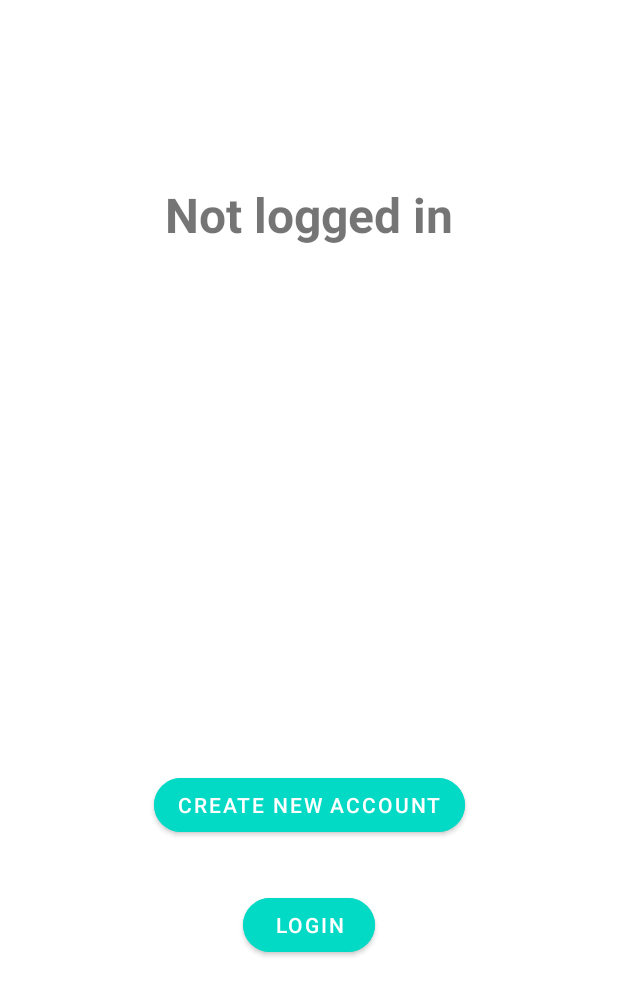
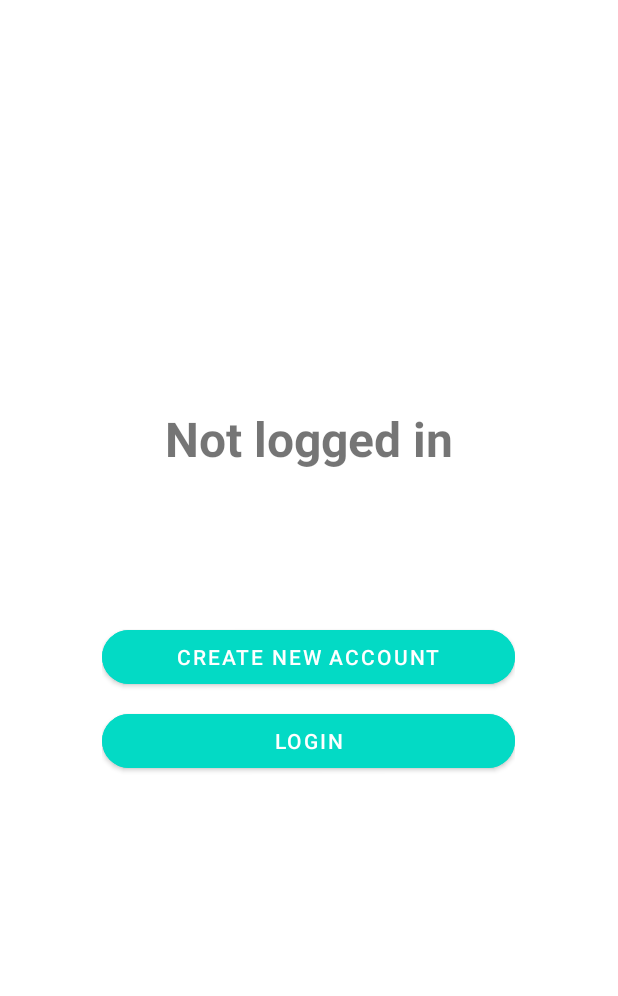
Before and after one commit to carrot2803/android-notes-client, an Android app: the UserInfoFragment screen opened through its navigation route, on a phone screen of 412 x 824 dp. Shown: the top 996 px of the screen. Run offline under Robolectric (Android 15) with nearby library versions, the phone set to English and light mode, and no system bars; our stand-ins replace Dagger/Hilt's generated code.

Commit message:
UI rewrite

```diff
--- a/app/src/main/java/com/carrot/noteapp/data/remote/models/User.kt
+++ b/app/src/main/java/com/carrot/noteapp/data/remote/models/User.kt
@@ -1,7 +1,7 @@
 package com.carrot.noteapp.data.remote.models
 
-data class User (
-    val name: String? = null,
+data class User(
     val email: String,
     val password: String,
+    val name: String? = null,
 )
--- a/app/src/main/java/com/carrot/noteapp/repository/NoteRepoImpl.kt
+++ b/app/src/main/java/com/carrot/noteapp/repository/NoteRepoImpl.kt
@@ -165,7 +165,7 @@ class NoteRepoImpl @Inject constructor(val noteAPI: NoteAPI, val noteDao: NoteDa
             val username = sessionManager.getCurrentUserName()
             if (email == null || username == null)
                 Result.Error<User>("User not Logged In")
-            Result.Success(User(username, email!!, ""))
+            Result.Success(User(email!!, "", username))
         } catch (e: Exception) {
             e.printStackTrace()
             Result.Error(e.message ?: "Unexpected Error")
--- a/app/src/main/java/com/carrot/noteapp/ui/account/LoginFragment.kt
+++ b/app/src/main/java/com/carrot/noteapp/ui/account/LoginFragment.kt
@@ -30,11 +30,10 @@ class LoginFragment : Fragment(R.layout.fragment_login) {
         subscribeToLoginEvents()
 
         binding?.loginBtn?.setOnClickListener {
-            val name = binding!!.nameEditTxt.text.toString()
             val email = binding!!.emailEditTxt.text.toString()
             val password = binding!!.passwordEditTxt.text.toString()
 
-            userViewModel.loginUser(name, email, password)
+            userViewModel.loginUser(email, password)
         }
     }
 
--- a/app/src/main/java/com/carrot/noteapp/ui/account/UserViewModel.kt
+++ b/app/src/main/java/com/carrot/noteapp/ui/account/UserViewModel.kt
@@ -46,10 +46,10 @@ class UserViewModel @Inject constructor(val noteRepo: NoteRepo) : ViewModel() {
         _loginState.emit(noteRepo.login(newUser))
     }
 
-    fun loginUser(name: String, email: String, password: String) = viewModelScope.launch {
+    fun loginUser(email: String, password: String) = viewModelScope.launch {
         _loginState.emit(Result.Loading())
 
-        if (name.isEmpty() || email.isEmpty() || password.isEmpty()) {
+        if (email.isEmpty() || password.isEmpty()) {
             _loginState.emit(Result.Error("Some Fields are empty"))
             return@launch
         }
@@ -64,7 +64,7 @@ class UserViewModel @Inject constructor(val noteRepo: NoteRepo) : ViewModel() {
             return@launch
         }
 
-        val newUser = User(name, email, password)
+        val newUser = User(email, password)
         _loginState.emit(noteRepo.login(newUser))
     }
 
--- a/app/src/main/res/layout/fragment_user_info.xml
+++ b/app/src/main/res/layout/fragment_user_info.xml
@@ -1,17 +1,15 @@
 <?xml version="1.0" encoding="utf-8"?>
-
 <androidx.swiperefreshlayout.widget.SwipeRefreshLayout
+	xmlns:android="http://schemas.android.com/apk/res/android"
+	xmlns:app="http://schemas.android.com/apk/res-auto"
+	xmlns:tools="http://schemas.android.com/tools"
 	android:id="@+id/userSwipeRefresh"
-    xmlns:android="http://schemas.android.com/apk/res/android"
 	android:layout_width="match_parent"
-    android:layout_height="match_parent"
-    xmlns:app="http://schemas.android.com/apk/res-auto">
-
+	android:layout_height="match_parent">
 
 	<androidx.constraintlayout.widget.ConstraintLayout
 		android:layout_width="match_parent"
 		android:layout_height="match_parent">
-
 
 		<TextView
 			android:id="@+id/userTxt"
@@ -20,80 +18,76 @@
 			android:text="@string/name"
 			android:textStyle="bold"
 			android:textSize="32sp"
+			app:layout_constraintStart_toStartOf="parent"
 			app:layout_constraintEnd_toEndOf="parent"
-            app:layout_constraintStart_toStartOf="parent"
-            app:layout_constraintBottom_toTopOf="@id/guideline4" />
+			app:layout_constraintTop_toTopOf="parent"
+			app:layout_constraintBottom_toTopOf="@id/userEmail"
+			app:layout_constraintVertical_chainStyle="packed"/>
 
 		<TextView
 			android:id="@+id/userEmail"
 			android:layout_width="wrap_content"
 			android:layout_height="wrap_content"
 			android:text="@string/email"
-            android:textSize="20sp"
+			android:textSize="32sp"
+			app:layout_constraintStart_toStartOf="parent"
 			app:layout_constraintEnd_toEndOf="parent"
+			app:layout_constraintTop_toBottomOf="@id/userTxt"
+			app:layout_constraintBottom_toTopOf="@id/buttonsGroup"
+			app:layout_constraintHorizontal_bias="0.49"/>
+
+		<LinearLayout
+			android:id="@+id/buttonsGroup"
+			android:layout_width="275dp"
+			android:layout_height="124dp"
+			android:orientation="vertical"
+			android:layout_marginTop="100dp"
+			android:layout_marginBottom="16dp"
+			app:layout_constraintTop_toBottomOf="@id/userEmail"
+			app:layout_constraintBottom_toBottomOf="parent"
 			app:layout_constraintStart_toStartOf="parent"
-            app:layout_constraintTop_toBottomOf="@id/guideline4" />
+			app:layout_constraintEnd_toEndOf="parent"
+			app:layout_constraintHorizontal_bias="0.496">
+
+			<com.google.android.material.button.MaterialButton
+				android:id="@+id/logoutBtn"
+				android:layout_width="match_parent"
+				android:layout_height="wrap_content"
+				android:layout_marginBottom="8dp"
+				android:backgroundTint="?attr/colorSecondary"
+				android:text="@string/logout"
+				android:visibility="gone"
+				app:cornerRadius="30dp"/>
 
 			<com.google.android.material.button.MaterialButton
 				android:id="@+id/createAccountBtn"
-            android:layout_width="wrap_content"
+				android:layout_width="match_parent"
 				android:layout_height="wrap_content"
-            android:layout_margin="16dp"
+				android:layout_marginBottom="8dp"
 				android:backgroundTint="?attr/colorSecondary"
 				android:text="@string/create_new_account"
-            app:cornerRadius="30dp"
-            app:layout_constraintBottom_toTopOf="@id/guideline5"
-            app:layout_constraintEnd_toEndOf="parent"
-            app:layout_constraintStart_toStartOf="parent" />
+				app:cornerRadius="30dp"/>
 
 			<com.google.android.material.button.MaterialButton
 				android:id="@+id/loginBtn"
-            android:layout_width="wrap_content"
+				android:layout_width="match_parent"
 				android:layout_height="wrap_content"
-            android:layout_margin="16dp"
+				android:layout_marginBottom="8dp"
 				android:backgroundTint="?attr/colorSecondary"
 				android:text="@string/login"
-            app:cornerRadius="30dp"
-            app:layout_constraintTop_toBottomOf="@id/guideline5"
-            app:layout_constraintEnd_toEndOf="parent"
-            app:layout_constraintStart_toStartOf="parent" />
+				app:cornerRadius="30dp"/>
 
-        <com.google.android.material.button.MaterialButton
-            android:id="@+id/logoutBtn"
-            android:layout_width="wrap_content"
-            android:layout_height="wrap_content"
-            android:backgroundTint="?attr/colorSecondary"
-            android:text="@string/logout"
-            android:visibility="gone"
-            app:cornerRadius="30dp"
-            app:layout_constraintBottom_toTopOf="@id/guideline5"
-            app:layout_constraintEnd_toEndOf="parent"
-            app:layout_constraintStart_toStartOf="parent" />
+		</LinearLayout>
 
 		<ProgressBar
 			android:id="@+id/userProgressBar"
 			android:layout_width="wrap_content"
 			android:layout_height="wrap_content"
 			android:visibility="gone"
-            app:layout_constraintBottom_toBottomOf="parent"
-            app:layout_constraintEnd_toEndOf="parent"
-            app:layout_constraintStart_toStartOf="parent"
-            app:layout_constraintTop_toTopOf="parent" />
-
-        <androidx.constraintlayout.widget.Guideline
-            android:id="@+id/guideline4"
-            android:layout_width="wrap_content"
-            android:layout_height="wrap_content"
-            android:orientation="horizontal"
-            app:layout_constraintGuide_percent="0.2"/>
-
-        <androidx.constraintlayout.widget.Guideline
-            android:id="@+id/guideline5"
-            android:layout_width="wrap_content"
-            android:layout_height="wrap_content"
-            android:orientation="horizontal"
-            app:layout_constraintGuide_percent="0.7"/>
-
+			app:layout_constraintBottom_toBottomOf="@id/buttonsGroup"
+			app:layout_constraintEnd_toEndOf="@id/buttonsGroup"
+			app:layout_constraintStart_toStartOf="@id/buttonsGroup"
+			app:layout_constraintTop_toTopOf="@id/buttonsGroup"/>
 
 	</androidx.constraintlayout.widget.ConstraintLayout>
 
--- a/app/src/main/res/menu/main_menu.xml
+++ b/app/src/main/res/menu/main_menu.xml
@@ -4,7 +4,7 @@
       xmlns:app="http://schemas.android.com/apk/res-auto">
 	<item
 		android:id="@+id/account"
-		android:title="Account"
+		android:title="Backup"
 		android:icon="@drawable/ic_baseline_account_circle_24"
 		app:showAsAction="never"/>
 
```
Also changed, not shown: app/src/main/res/layout/fragment_create_account.xml (+38 -50 lines), app/src/main/res/layout/fragment_login.xml (+25 -48 lines). Lines whose indentation alone changed are shown as unchanged.
